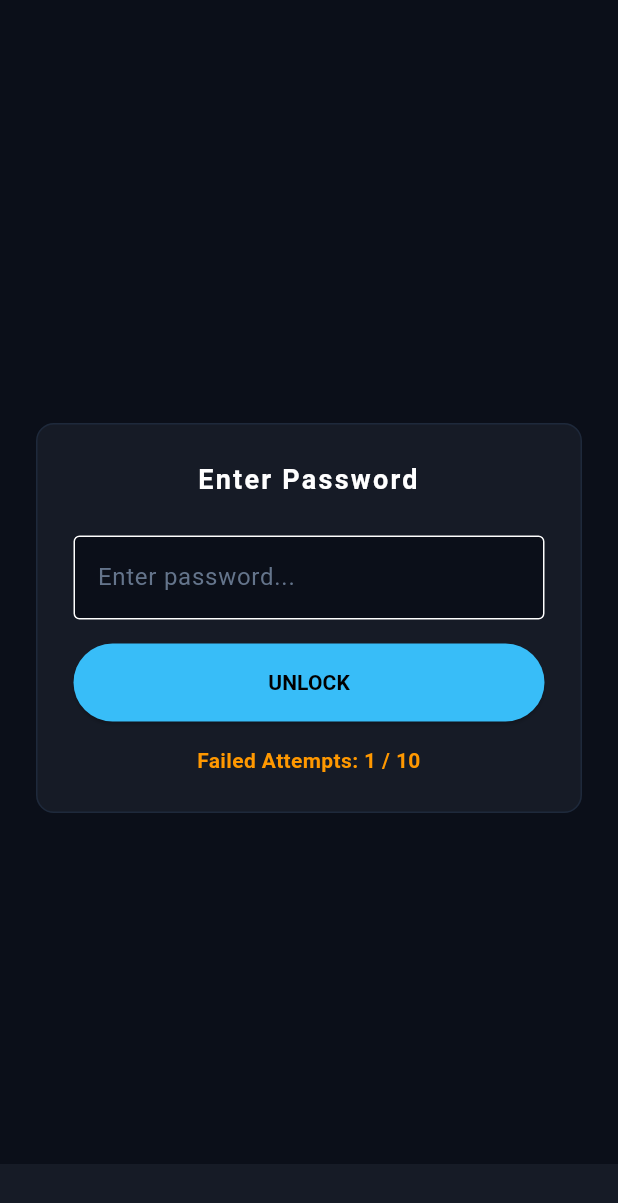
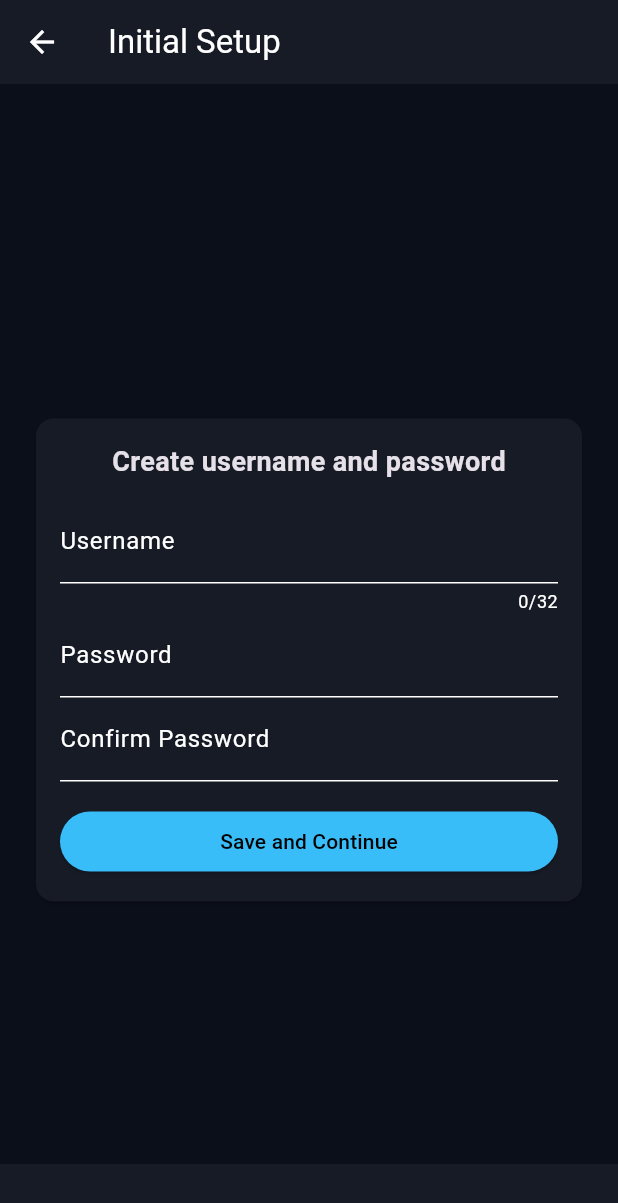
Before and after one commit to KabutoEbi/Mope, a Flutter app: the AuthScreen screen opened directly, after a tap on "UNLOCK", on a phone screen of 412 x 824 dp. Shown: the top 1203 px of the screen. Run offline on Flutter 3.47's test engine with Material 3 defaults, Android fonts, the phone set to English and light mode, and no system bars; our stand-ins replace shared_preferences; accounts and stored records are empty.

Commit message:
簡易的なチャット画面などを実装した

```diff
--- a/lib/main.dart
+++ b/lib/main.dart
@@ -1,4 +1,7 @@
 import 'package:flutter/material.dart';
+import 'src/screens/AuthScreen.dart';
+import 'src/screens/SetupScreen.dart';
+import 'package:shared_preferences/shared_preferences.dart';
 
 void main() {
   runApp(const Mope());
@@ -16,155 +19,24 @@ class Mope extends StatelessWidget {
         scaffoldBackgroundColor: const Color(0xFF0B0F19),
         colorScheme: const ColorScheme.dark(
           primary: Color(0xFF38BDF8),
-          surface: const Color(0xFF161B26),
+          surface: Color(0xFF161B26),
         ),
       ),
-      home: const AuthScreen(),
-    );
-  }
-}
-
-class AuthScreen extends StatefulWidget {
-  const AuthScreen({super.key});
-
-  @override
-  State<AuthScreen> createState() => _AuthScreenState();
-}
-
-class _AuthScreenState extends State<AuthScreen> {
-  final TextEditingController _passwordController = TextEditingController();
-  int _missCount = 0;
-  final int _maxMissCount = 10;
-  bool _isLocked = false;
-
-  void _handleUnlock() {
-    if (_isLocked) return;
-
-    final input = _passwordController.text;
-
-    if (input == "secret123") {
-      setState(() {
-        _missCount = 0;
-      });
-      _passwordController.clear();
-
-      Navigator.of(context).pushReplacement(
-        MaterialPageRoute(builder: (context) => const ChatScreen()),
-      );
-    } else {
-      setState(() {
-        _missCount++;
-        if (_missCount >= _maxMissCount) {
-          _isLocked = true;
-        }
-      });
-
-      _showSnackBar(
-        _isLocked
-          ? 'The date was completely deleted after 10 failed attempts.'
-          : 'Incorrect password. Please try again.'
-      );
-    }
-  }
-
-  void _showSnackBar(String message) {
-    ScaffoldMessenger.of(context).showSnackBar(
-      SnackBar(content: Text(message), backgroundColor: const Color(0xFF161B26)),
+      home: FutureBuilder<bool>(
+        future: _isSetup(),
+        builder: (context, snapshot) {
+          if (snapshot.connectionState != ConnectionState.done) {
+            return const Scaffold(body: Center(child: CircularProgressIndicator()));
+          }
+          final isSetup = snapshot.data ?? false;
+          return isSetup ? const AuthScreen() : const SetupScreen();
+        },
+      ),
     );
   }
 
-  @override
-  Widget build(BuildContext context) {
-    return Scaffold(
-      body: Center(
-        child: Padding(
-          padding: const EdgeInsets.all(24.0),
-          child: Container(
-            padding: const EdgeInsets.all(24.0),
-            decoration: BoxDecoration(
-              color: Theme.of(context).colorScheme.surface,
-              borderRadius: BorderRadius.circular(12),
-              border: Border.all(color: const Color(0xFF1E293B)),
-            ),
-            child: ConstrainedBox(
-              constraints: const BoxConstraints(maxWidth: 400),
-              child: Column(
-                mainAxisSize: MainAxisSize.min,
-                crossAxisAlignment: CrossAxisAlignment.stretch,
-                children: [
-                  const Text(
-                    'Enter Password',
-                    textAlign: TextAlign.center,
-                    style: TextStyle(fontSize: 18, fontWeight: FontWeight.bold, color: Colors.white, letterSpacing: 1.5),
-                  ),
-                  const SizedBox(height: 24),
-                  TextField(
-                    controller: _passwordController,
-                    obscureText: true,
-                    enabled: !_isLocked,
-                    style: const TextStyle(color: Colors.white),
-                    decoration: const InputDecoration(
-                      hintText: 'Enter password...',
-                      hintStyle: TextStyle(color: Color(0xFF64748B)),
-                      filled: true,
-                      fillColor: Color(0xFF0B0F19),
-                      border: OutlineInputBorder(),
-                    ),
-                  ),
-                  const SizedBox(height: 16),
-                  ElevatedButton(
-                    onPressed: _isLocked ? null : _handleUnlock,
-                    style: ElevatedButton.styleFrom(
-                      backgroundColor: Theme.of(context).colorScheme.primary,
-                      foregroundColor: Colors.black,
-                      padding: const EdgeInsets.symmetric(vertical: 16),
-                    ),
-                    child: Text(_isLocked ? 'LOCKED' : 'UNLOCK', style: const TextStyle(fontWeight: FontWeight.bold)),
-                  ),
-                  if (_missCount > 0) ...[
-                    const SizedBox(height: 16),
-                    Text(
-                      'Failed Attempts: $_missCount / $_maxMissCount',
-                      textAlign: TextAlign.center,
-                      style: TextStyle(color: _isLocked ? Colors.red : Colors.orange, fontWeight: FontWeight.bold),
-                    ),
-                  ]
-                ],
-              ),
-            ),
-          ),
-        ),
-      ),
-    );
+  Future<bool> _isSetup() async {
+    final prefs = await SharedPreferences.getInstance();
+    return prefs.getBool('is_setup') ?? false;
   }
 }
-
-class ChatScreen extends StatelessWidget {
-  const ChatScreen({super.key});
-
-  @override
-  Widget build(BuildContext context) {
-    return Scaffold(
-      appBar: AppBar(
-        title: const Text('Mope'),
-        backgroundColor: const Color(0xFF161B26),
-        actions: [
-          IconButton(
-            icon: const Icon(Icons.logout),
-            onPressed: () {
-              Navigator.of(context).pushReplacement(
-                MaterialPageRoute(builder: (context) => const AuthScreen()),
-              );
-            },
-          )
-        ],
-      ),
-      body: const Center(
-        child: Text(
-          'Welcome to Mope!',
-          style: TextStyle(color: Color(0xFF64748B), fontSize: 16),
-        ),
-      ),
-    );
-  }
-}
--- /dev/null
+++ b/lib/src/screens/AuthScreen.dart
@@ -0,0 +1,202 @@
+import 'dart:convert';
+
+import 'package:crypto/crypto.dart';
+import 'package:flutter/material.dart';
+import 'package:shared_preferences/shared_preferences.dart';
+
+import 'ChatScreen.dart';
+import 'SetupScreen.dart';
+
+class AuthScreen extends StatefulWidget {
+	const AuthScreen({super.key});
+
+	@override
+	State<AuthScreen> createState() => _AuthScreenState();
+}
+
+class _AuthScreenState extends State<AuthScreen> {
+	final TextEditingController _passwordController = TextEditingController();
+	int _missCount = 0;
+	final int _maxMissCount = 10;
+	int? _lockUntilMs;
+	bool _showUsername = true;
+	String? _username;
+	String? _pwSalt;
+	String? _pwHash;
+
+	@override
+	void initState() {
+		super.initState();
+		_loadState();
+	}
+
+	Future<void> _loadState() async {
+		final prefs = await SharedPreferences.getInstance();
+		final showUsername = prefs.getBool('show_username_on_auth') ?? true;
+		setState(() {
+			_username = prefs.getString('username');
+			_pwSalt = prefs.getString('pw_salt');
+			_pwHash = prefs.getString('pw_hash');
+			_missCount = prefs.getInt('miss_count') ?? 0;
+			_lockUntilMs = prefs.getInt('lock_until_ms');
+			_showUsername = showUsername;
+		});
+
+		// If this is the first time showing the auth screen, persist that we've shown the username
+		if (showUsername) {
+			await prefs.setBool('show_username_on_auth', false);
+		}
+	}
+
+	String _stretchHash(String password, String salt, {int iterations = 10000}) {
+		var input = utf8.encode(salt + password);
+		Digest digest = sha256.convert(input);
+		for (var i = 0; i < iterations - 1; i++) {
+			digest = sha256.convert(digest.bytes);
+		}
+		return base64Url.encode(digest.bytes);
+	}
+
+	bool get _isLocked {
+		if (_lockUntilMs == null) return false;
+		return DateTime.now().millisecondsSinceEpoch < _lockUntilMs!;
+	}
+
+	Future<void> _handleUnlock() async {
+		if (_isLocked) {
+			final remaining = _lockUntilMs! - DateTime.now().millisecondsSinceEpoch;
+			final seconds = (remaining / 1000).ceil();
+			_showSnackBar('Locked. Try again in ${seconds}s');
+			return;
+		}
+
+		final input = _passwordController.text;
+		final prefs = await SharedPreferences.getInstance();
+
+		if (_pwSalt == null || _pwHash == null) {
+			_showSnackBar('No credentials found. Please setup.');
+			if (!mounted) return;
+			Navigator.of(context).pushReplacement(MaterialPageRoute(builder: (_) => const SetupScreen()));
+			return;
+		}
+
+		final attemptHash = _stretchHash(input, _pwSalt!);
+		if (attemptHash == _pwHash) {
+			// success
+			await prefs.setInt('miss_count', 0);
+			await prefs.remove('lock_until_ms');
+			setState(() {
+				_missCount = 0;
+				_lockUntilMs = null;
+			});
+			_passwordController.clear();
+			if (!mounted) return;
+			Navigator.of(context).pushReplacement(
+				MaterialPageRoute(builder: (context) => const ChatScreen()),
+			);
+			return;
+		}
+
+		// failure
+		_missCount++;
+		await prefs.setInt('miss_count', _missCount);
+
+		final now = DateTime.now().millisecondsSinceEpoch;
+		if (_missCount >= _maxMissCount) {
+			// delete data and force setup
+			await prefs.clear();
+			_showSnackBar('Data deleted after 10 failed attempts. Restarting setup.');
+			if (!mounted) return;
+			Navigator.of(context).pushReplacement(MaterialPageRoute(builder: (_) => const SetupScreen()));
+			return;
+		}
+
+		if (_missCount >= 9) {
+			_lockUntilMs = now + 15 * 60 * 1000;
+			await prefs.setInt('lock_until_ms', _lockUntilMs!);
+			_showSnackBar('Warning: multiple failed attempts. Locked for 15 minutes.');
+		} else if (_missCount >= 7) {
+			_lockUntilMs = now + 5 * 60 * 1000;
+			await prefs.setInt('lock_until_ms', _lockUntilMs!);
+			_showSnackBar('Too many attempts. Locked for 5 minutes.');
+		} else if (_missCount >= 4) {
+			_lockUntilMs = now + 1 * 60 * 1000;
+			await prefs.setInt('lock_until_ms', _lockUntilMs!);
+			_showSnackBar('Too many attempts. Locked for 1 minute.');
+		} else {
+			_showSnackBar('Incorrect password. Please try again.');
+		}
+
+		setState(() {});
+	}
+
+	void _showSnackBar(String message) {
+		ScaffoldMessenger.of(context).showSnackBar(
+			SnackBar(content: Text(message), backgroundColor: const Color(0xFF161B26)),
+		);
+	}
+
+	@override
+	Widget build(BuildContext context) {
+		return Scaffold(
+			body: Center(
+				child: Padding(
+					padding: const EdgeInsets.all(24.0),
+					child: Container(
+						padding: const EdgeInsets.all(24.0),
+						decoration: BoxDecoration(
+							color: Theme.of(context).colorScheme.surface,
+							borderRadius: BorderRadius.circular(12),
+							border: Border.all(color: const Color(0xFF1E293B)),
+						),
+						child: ConstrainedBox(
+							constraints: const BoxConstraints(maxWidth: 400),
+							child: Column(
+								mainAxisSize: MainAxisSize.min,
+								crossAxisAlignment: CrossAxisAlignment.stretch,
+								children: [
+									if (_username != null && _showUsername) ...[
+										const SizedBox(height: 8),
+										Text('User: ' + (_username ?? ''), textAlign: TextAlign.center, style: const TextStyle(color: Color(0xFF9CA3AF))),
+									],
+									const SizedBox(height: 24),
+									TextField(
+										controller: _passwordController,
+										obscureText: true,
+										enabled: !_isLocked,
+										style: const TextStyle(color: Colors.white),
+										decoration: const InputDecoration(
+											hintText: 'Enter password...',
+											hintStyle: TextStyle(color: Color(0xFF64748B)),
+											filled: true,
+											fillColor: Color(0xFF0B0F19),
+											border: OutlineInputBorder(),
+										),
+									),
+									const SizedBox(height: 16),
+									ElevatedButton(
+										onPressed: _isLocked ? null : _handleUnlock,
+										style: ElevatedButton.styleFrom(
+											backgroundColor: Theme.of(context).colorScheme.primary,
+											foregroundColor: Colors.black,
+											padding: const EdgeInsets.symmetric(vertical: 16),
+										),
+										child: Text(_isLocked ? 'LOCKED' : 'UNLOCK', style: const TextStyle(fontWeight: FontWeight.bold)),
+									),
+									if (_missCount > 0) ...[
+										const SizedBox(height: 16),
+										Text(
+											'Failed Attempts: $_missCount / $_maxMissCount',
+											textAlign: TextAlign.center,
+											style: TextStyle(color: _isLocked ? Colors.red : Colors.orange, fontWeight: FontWeight.bold),
+										),
+									]
+								],
+							),
+						),
+					),
+				),
+			),
+		);
+	}
+}
--- /dev/null
+++ b/lib/src/screens/SetupScreen.dart
@@ -0,0 +1,119 @@
+import 'dart:convert';
+import 'dart:math';
+
+import 'package:crypto/crypto.dart';
+import 'package:flutter/material.dart';
+import 'package:shared_preferences/shared_preferences.dart';
+import 'ChatScreen.dart';
+
+class SetupScreen extends StatefulWidget {
+  const SetupScreen({super.key});
+
+  @override
+  State<SetupScreen> createState() => _SetupScreenState();
+}
+
+class _SetupScreenState extends State<SetupScreen> {
+  final _formKey = GlobalKey<FormState>();
+  final TextEditingController _nameCtrl = TextEditingController();
+  final TextEditingController _pwCtrl = TextEditingController();
+  final TextEditingController _pwConfirmCtrl = TextEditingController();
+  bool _saving = false;
+
+  String _generateSalt([int length = 16]) {
+    final rnd = Random.secure();
+    final bytes = List<int>.generate(length, (_) => rnd.nextInt(256));
+    return base64Url.encode(bytes);
+  }
+
+  String _stretchHash(String password, String salt, {int iterations = 10000}) {
+    var input = utf8.encode(salt + password);
+    Digest digest = sha256.convert(input);
+    for (var i = 0; i < iterations - 1; i++) {
+      digest = sha256.convert(digest.bytes);
+    }
+    return base64Url.encode(digest.bytes);
+  }
+
+  Future<void> _saveCredentials() async {
+    if (!_formKey.currentState!.validate()) return;
+    setState(() => _saving = true);
+
+    final prefs = await SharedPreferences.getInstance();
+    final username = _nameCtrl.text.trim();
+    final salt = _generateSalt();
+    final hash = _stretchHash(_pwCtrl.text, salt);
+
+    await prefs.setString('username', username);
+    await prefs.setString('pw_salt', salt);
+    await prefs.setString('pw_hash', hash);
+    await prefs.setBool('is_setup', true);
+
+    if (!mounted) return;
+    Navigator.of(context).pushReplacement(MaterialPageRoute(builder: (_) => const ChatScreen()));
+  }
+
+  @override
+  Widget build(BuildContext context) {
+    return Scaffold(
+      appBar: AppBar(title: const Text('Initial Setup'), backgroundColor: const Color(0xFF161B26)),
+      body: Center(
+        child: Padding(
+          padding: const EdgeInsets.all(20),
+          child: ConstrainedBox(
+            constraints: const BoxConstraints(maxWidth: 480),
+            child: Card(
+              color: Theme.of(context).colorScheme.surface,
+              child: Padding(
+                padding: const EdgeInsets.all(16),
+                child: Form(
+                  key: _formKey,
+                  child: Column(
+                    mainAxisSize: MainAxisSize.min,
+                    children: [
+                      const Text('Create username and password', style: TextStyle(fontSize: 18, fontWeight: FontWeight.bold)),
+                      const SizedBox(height: 12),
+                      TextFormField(
+                        controller: _nameCtrl,
+                        decoration: const InputDecoration(labelText: 'Username'),
+                        maxLength: 32,
+                        validator: (v) => (v == null || v.trim().isEmpty) ? 'Enter a username' : null,
+                      ),
+                      TextFormField(
+                        controller: _pwCtrl,
+                        decoration: const InputDecoration(labelText: 'Password'),
+                        obscureText: true,
+                        validator: (v) {
+                          if (v == null || v.length < 6) return 'Password must be >= 6 chars';
+                          return null;
+                        },
+                      ),
+                      TextFormField(
+                        controller: _pwConfirmCtrl,
+                        decoration: const InputDecoration(labelText: 'Confirm Password'),
+                        obscureText: true,
+                        validator: (v) {
+                          if (v != _pwCtrl.text) return 'Passwords do not match';
+                          return null;
+                        },
+                      ),
+                      const SizedBox(height: 16),
+                      SizedBox(
+                        width: double.infinity,
+                        child: ElevatedButton(
+                          onPressed: _saving ? null : _saveCredentials,
+                          style: ElevatedButton.styleFrom(backgroundColor: const Color(0xFF38BDF8), foregroundColor: Colors.black),
+                          child: _saving ? const CircularProgressIndicator() : const Text('Save and Continue'),
+                        ),
+                      )
+                    ],
+                  ),
+                ),
+              ),
+            ),
+          ),
+        ),
+      ),
+    );
+  }
+}
--- a/pubspec.yaml
+++ b/pubspec.yaml
@@ -11,6 +11,8 @@ dependencies:
     sdk: flutter
   cupertino_icons: ^1.0.8
   ffi: ^2.2.0
+  shared_preferences: ^2.1.5
+  crypto: ^3.0.2
 
 dev_dependencies:
   flutter_test:
```
Also changed, not shown: lib/src/screens/ChatScreen.dart (added, +18 -0 lines), lib/src/screens/ConversationScreen.dart (added, +79 -0 lines), lib/src/screens/ConversationsScreen.dart (added, +41 -0 lines), pubspec.lock, 10 other files.
